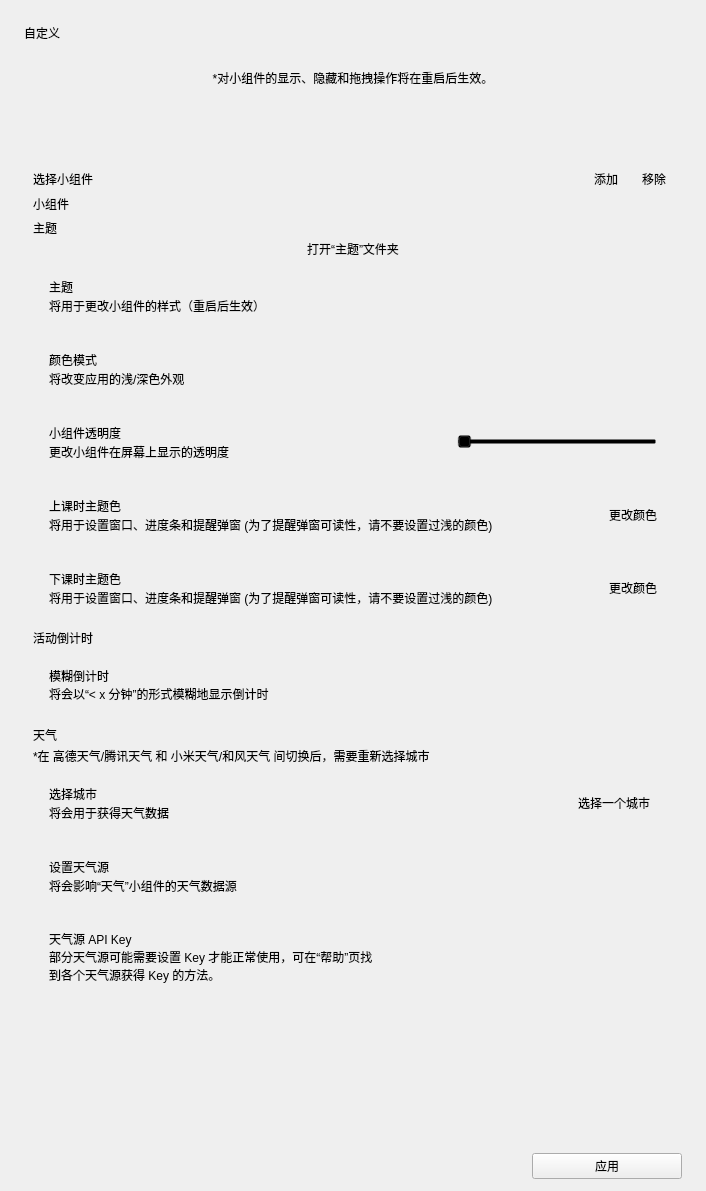
This is view/menu/custom.ui in yhlhoh/Class-Widgets as Qt 5 draws it before an edit. The edited form follows.
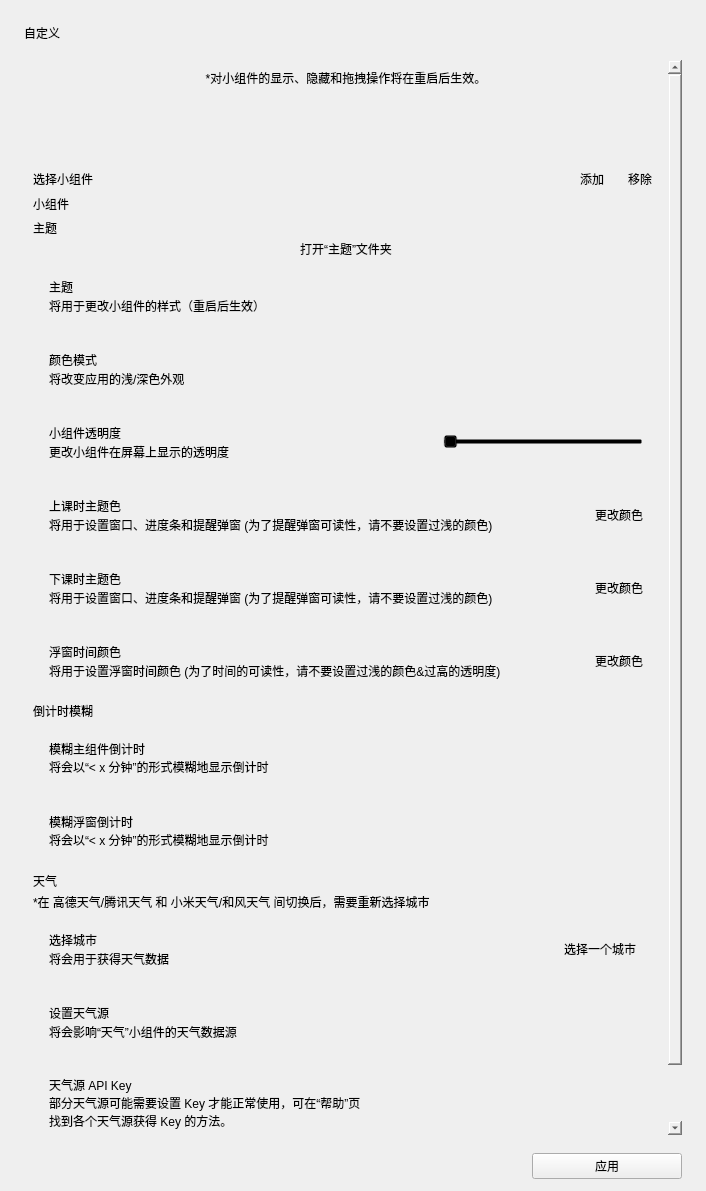
This is the edited form. Custom widgets are drawn as their Qt base class.

Commit message:
feat: 精准浮窗倒计时 || 自定浮窗字体颜色 (#492)
## 摘要
### 1. 定时器调度优化
 - add 每次超时回调后主动触发下次调度 (_on_timeout中调用_schedule_next)
 - 改固定间隔到动态计算
 - add 延迟值边界检查
### 2. 初始启动优化
 - 先以1秒间隔启动定时器 -> 再进行精确校准
---
基于提交:
[0844129](https://github.com/Class-Widgets/Class-Widgets/pull/492/commits/0844129d66dd95ad440e397f5b16e9a7efd56a3e)
:
> #### 1. 新增精准浮窗倒计时功能
> - **配置文件**
>   - add `blur_floating_countdown` 配置项: 默认模糊启动
> - **UI修改**
>   - 在设置菜单新增「模糊浮窗倒计时」开关控件
> ---
> #### 2. 浮窗时间颜色自定义功能
> - **配置扩展**
>   - 新增 `floating_time` 颜色配置项（默认 #959595(原色?)）
> - **UI 优化**
>   - 在颜色设置面板新增「浮窗时间颜色」配置卡

---------

What changed in the file:
```diff
--- a/view/menu/custom.ui
+++ b/view/menu/custom.ui
@@ -578,6 +578,81 @@
            </layout>
           </widget>
          </item>
+                  <item>
+          <widget class="CardWidget" name="CardWidget_13">
+           <property name="minimumSize">
+            <size>
+             <width>0</width>
+             <height>70</height>
+            </size>
+           </property>
+           <layout class="QHBoxLayout" name="horizontalLayout_15">
+            <property name="leftMargin">
+             <number>16</number>
+            </property>
+            <property name="topMargin">
+             <number>16</number>
+            </property>
+            <property name="rightMargin">
+             <number>16</number>
+            </property>
+            <property name="bottomMargin">
+             <number>16</number>
+            </property>
+            <item>
+             <layout class="QVBoxLayout" name="verticalLayout_19">
+              <property name="spacing">
+               <number>0</number>
+              </property>
+              <item>
+               <widget class="StrongBodyLabel" name="StrongBodyLabel_13">
+                <property name="text">
+                 <string>浮窗时间颜色</string>
+                </property>
+               </widget>
+              </item>
+              <item>
+               <widget class="CaptionLabel" name="CaptionLabel_14">
+                <property name="text">
+                 <string>将用于设置浮窗时间颜色 (为了时间的可读性，请不要设置过浅的颜色&amp;过高的透明度)</string>
+                </property>
+                <property name="wordWrap">
+                 <bool>true</bool>
+                </property>
+                <property name="lightColor" stdset="0">
+                 <color alpha="150">
+                  <red>0</red>
+                  <green>0</green>
+                  <blue>0</blue>
+                 </color>
+                </property>
+                <property name="darkColor" stdset="0">
+                 <color alpha="200">
+                  <red>255</red>
+                  <green>255</green>
+                  <blue>255</blue>
+                 </color>
+                </property>
+               </widget>
+              </item>
+             </layout>
+            </item>
+            <item>
+             <widget class="PushButton" name="set_fc_color_2">
+              <property name="sizePolicy">
+               <sizepolicy hsizetype="Maximum" vsizetype="Fixed">
+                <horstretch>0</horstretch>
+                <verstretch>0</verstretch>
+               </sizepolicy>
+              </property>
+              <property name="text">
+               <string>更改颜色</string>
+              </property>
+             </widget>
+            </item>
+           </layout>
+          </widget>
+         </item>
         </layout>
        </item>
        <item>
@@ -588,7 +663,7 @@
          <item>
           <widget class="SubtitleLabel" name="SubtitleLabel_4">
            <property name="text">
-            <string>活动倒计时</string>
+            <string>倒计时模糊</string>
            </property>
            <property name="pixelFontSize" stdset="0">
             <number>18</number>
@@ -624,7 +699,7 @@
               <item>
                <widget class="StrongBodyLabel" name="StrongBodyLabel_2">
                 <property name="text">
-                 <string>模糊倒计时</string>
+                 <string>模糊主组件倒计时</string>
                 </property>
                </widget>
               </item>
@@ -652,7 +727,94 @@
              </layout>
             </item>
             <item>
-             <widget class="SwitchButton" name="switch_blur_countdown">
+             <widget class="SwitchButton" name="switch_blur_countdown" native="true">
+              <property name="text" stdset="0">
+               <string>关</string>
+              </property>
+              <property name="onText" stdset="0">
+               <string>开</string>
+              </property>
+              <property name="offText" stdset="0">
+               <string>关</string>
+              </property>
+              <property name="sizePolicy">
+               <sizepolicy hsizetype="Maximum" vsizetype="Preferred">
+                <horstretch>0</horstretch>
+                <verstretch>0</verstretch>
+               </sizepolicy>
+              </property>
+             </widget>
+            </item>
+           </layout>
+          </widget>
+         </item>
+         <item>
+          <widget class="CardWidget" name="CardWidget_6">
+           <property name="minimumSize">
+            <size>
+             <width>0</width>
+             <height>70</height>
+            </size>
+           </property>
+           <layout class="QHBoxLayout" name="horizontalLayout_9">
+            <property name="leftMargin">
+             <number>16</number>
+            </property>
+            <property name="topMargin">
+             <number>16</number>
+            </property>
+            <property name="rightMargin">
+             <number>16</number>
+            </property>
+            <property name="bottomMargin">
+             <number>16</number>
+            </property>
+            <item>
+             <layout class="QVBoxLayout" name="verticalLayout_12">
+              <property name="spacing">
+               <number>0</number>
+              </property>
+              <item>
+               <widget class="StrongBodyLabel" name="StrongBodyLabel_6">
+                <property name="text">
+                 <string>模糊浮窗倒计时</string>
+                </property>
+               </widget>
+              </item>
+              <item>
+               <widget class="CaptionLabel" name="CaptionLabel_8">
+                <property name="text">
+                 <string>将会以“&lt; x 分钟”的形式模糊地显示倒计时</string>
+                </property>
+                <property name="lightColor" stdset="0">
+                 <color alpha="150">
+                  <red>0</red>
+                  <green>0</green>
+                  <blue>0</blue>
+                 </color>
+                </property>
+                <property name="darkColor" stdset="0">
+                 <color alpha="200">
+                  <red>255</red>
+                  <green>255</green>
+                  <blue>255</blue>
+                 </color>
+                </property>
+               </widget>
+              </item>
+             </layout>
+            </item>
+            <item>
+             <widget class="SwitchButton" name="switch_blur_countdown_2" native="true">
+              <property name="text" stdset="0">
+               <string>开</string>
+              </property>
+              <property name="onText" stdset="0">
+               <string>开</string>
+              </property>
+              <property name="offText" stdset="0">
+               <string>关</string>
+              </property>
               <property name="sizePolicy">
                <sizepolicy hsizetype="Maximum" vsizetype="Preferred">
                 <horstretch>0</horstretch>
```
The commit also changes 4 other files.
